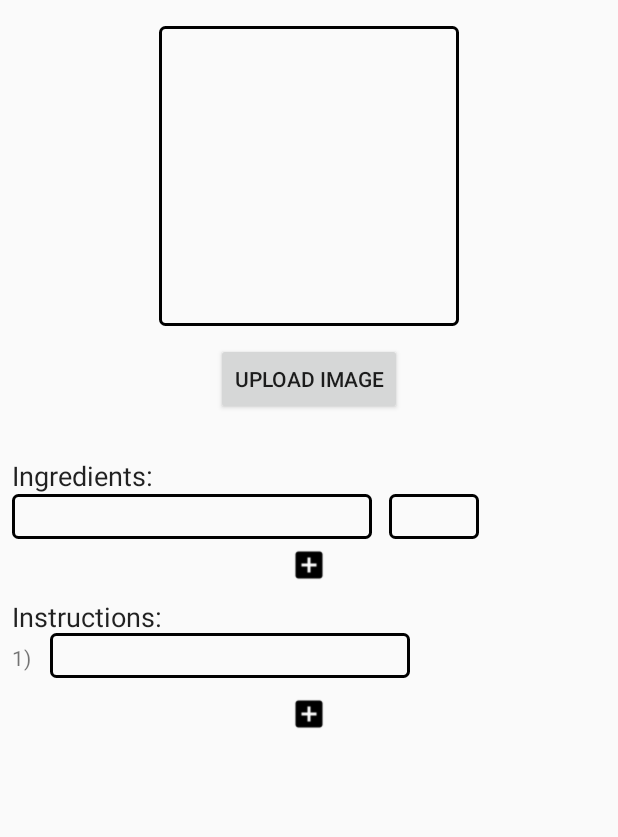
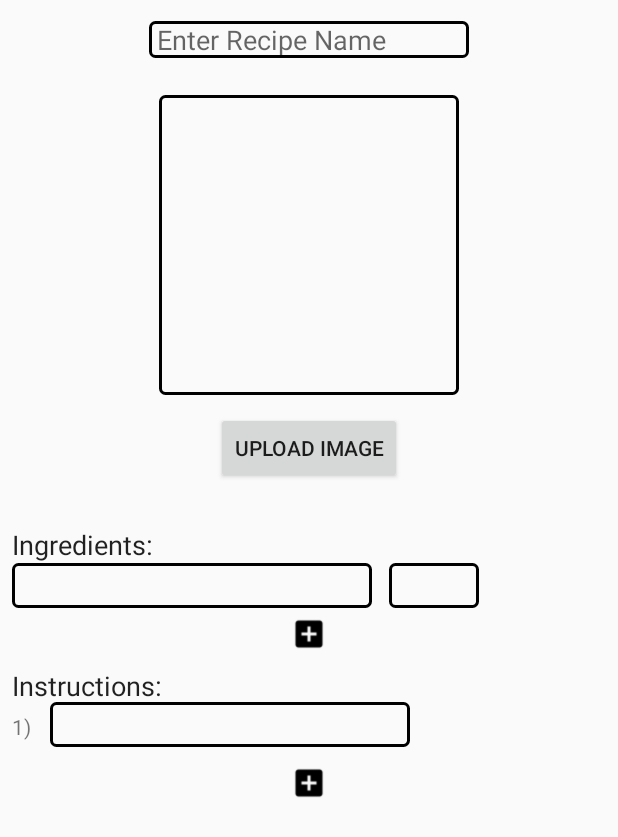
Before and after one commit to fongwz/Orbital-project, an Android app: the userUpload screen opened directly, with no data from a screen before it, on a phone screen of 412 x 824 dp. Shown: the top 837 px of the screen. Run offline under Robolectric (Android 15) with nearby library versions, the phone set to English and light mode, and no system bars.

Commit message:
added recipe name text

```diff
--- a/forked/forkedMain/app/src/main/java/com/example/weizheng/forkedmain/Settings2.java
+++ b/forked/forkedMain/app/src/main/java/com/example/weizheng/forkedmain/Settings2.java
@@ -6,7 +6,7 @@ import android.view.View;
 import android.widget.CheckBox;
 import android.content.Intent;
 
-public class Settings2 extends AppCompatActivity {
+public class    Settings2 extends AppCompatActivity {
 
     private static CheckBox sweet;
     private static CheckBox sour;
--- a/forked/forkedMain/app/src/main/res/layout/activity_user_upload.xml
+++ b/forked/forkedMain/app/src/main/res/layout/activity_user_upload.xml
@@ -28,10 +28,24 @@
                 android:id="@+id/upload_recipe_imageView"
                 android:layout_width="200dp"
                 android:layout_height="200dp"
+                android:layout_below="@+id/editText3"
+                android:layout_marginTop="63dp"
+                android:background="@drawable/user_upload_rectangle_border"
                 android:layout_alignParentTop="true"
-                android:layout_centerHorizontal="true"
-                android:layout_marginTop="17dp"
-                android:background="@drawable/user_upload_rectangle_border" />
+                android:layout_centerHorizontal="true" />
+
+            <EditText
+                android:id="@+id/editText3"
+                android:layout_width="wrap_content"
+                android:layout_height="wrap_content"
+                android:layout_marginTop="14dp"
+                android:hint="Enter Recipe Name"
+                android:paddingLeft="5dp"
+                android:ems="10"
+                android:background="@drawable/user_upload_rectangle_border"
+                android:inputType="textPersonName"
+                android:layout_alignParentTop="true"
+                android:layout_centerHorizontal="true" />
 
             <Button
                 android:id="@+id/upload_recipe_image_button"
@@ -141,6 +155,8 @@
                     android:onClick="addRecipe" />
             </RelativeLayout>
 
+
+
         </RelativeLayout>
     </com.example.VerticalScrollview>
 </android.support.constraint.ConstraintLayout>
```
